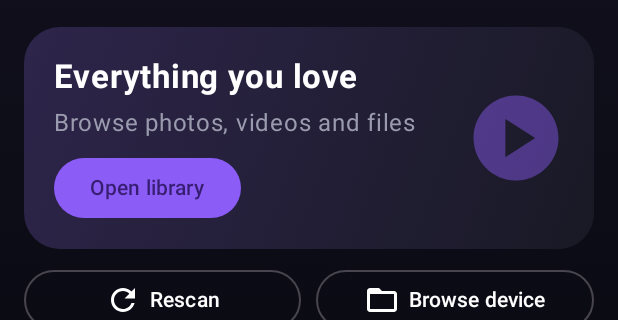
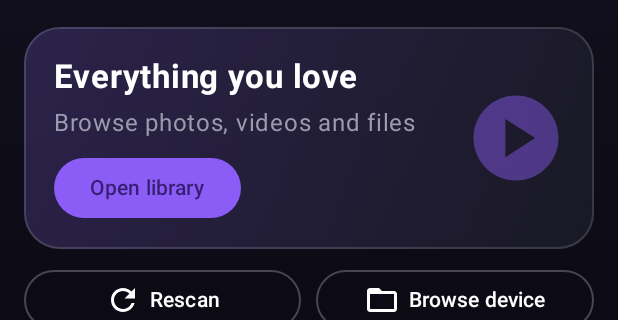
Before and after one commit to mamal9806/on-player, an Android app built with Jetpack Compose: the screen it shows after launch (MainActivity), on a phone screen of 412 x 824 dp, the part 114-434 px from its top. Run offline under Robolectric (Android 15) with nearby library versions, the phone set to English and light mode, and no system bars; 1 statement that could not run was skipped.

Commit message:
Animate home header and add glass border to feature card

```diff
--- a/app/src/main/java/com/onplayer/app/MainActivity.kt
+++ b/app/src/main/java/com/onplayer/app/MainActivity.kt
@@ -157,11 +157,13 @@ class MainActivity : ComponentActivity() {
     }
     val counts=MediaCategory.values().associateWith { c -> files.count { it.category==c } }
     Column(Modifier.fillMaxSize().padding(bottom=88.dp).padding(horizontal=16.dp)) {
+        AnimatedVisibility(visible=true,enter=fadeIn()+slideInVertically { -it/3 }) {
         Row(Modifier.padding(top=24.dp,bottom=18.dp),verticalAlignment=Alignment.CenterVertically) {
             AppLogo(52.dp); Column(Modifier.weight(1f).padding(start=12.dp)){ Text("On Player",fontSize=24.sp,fontWeight=FontWeight.Bold,color=fg); Text("Your media, neatly organized",fontSize=12.sp,color=muted) }
             IconButton(onClick={nav.navigate("search")}){Icon(Icons.Default.Search,null,tint=fg)}; IconButton(onClick={nav.navigate("settings")}){Icon(Icons.Default.Settings,null,tint=fg)}
         }
-        Card(Modifier.fillMaxWidth().height(148.dp),shape=RoundedCornerShape(24.dp),colors=CardDefaults.cardColors(containerColor=card)) {
+        }
+        Card(Modifier.fillMaxWidth().height(148.dp).border(1.dp,if(light) Color.White.copy(alpha=.9f) else Color.White.copy(alpha=.14f),RoundedCornerShape(24.dp)),shape=RoundedCornerShape(24.dp),colors=CardDefaults.cardColors(containerColor=if(light) Color.White.copy(alpha=.82f) else Color(0xAA1C1A2A))) {
             Box(Modifier.fillMaxSize().background(Brush.linearGradient(listOf(Accent.copy(alpha=.18f),card)))) {
                 Column(Modifier.align(Alignment.CenterStart).padding(20.dp)) { Text("Everything you love",fontSize=22.sp,fontWeight=FontWeight.Bold,color=fg); Text("Browse photos, videos and files",color=muted,modifier=Modifier.padding(top=5.dp)); Button(onClick={nav.navigate("library")},modifier=Modifier.padding(top=10.dp)){Text("Open library")} }
                 Icon(Icons.Default.PlayCircle,null,tint=Accent.copy(alpha=.45f),modifier=Modifier.align(Alignment.CenterEnd).padding(end=18.dp).size(68.dp))
```
